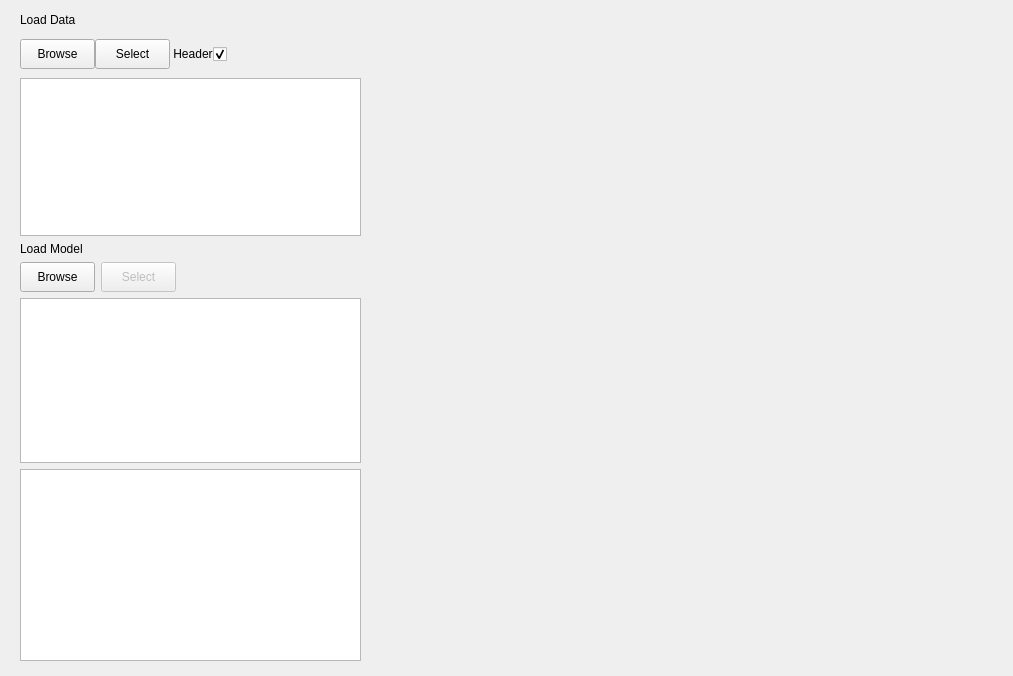
First picture: the form in QSAR-UI/mainwindow3.ui, repository sheMnapion/AI-QSAR, before the edit.
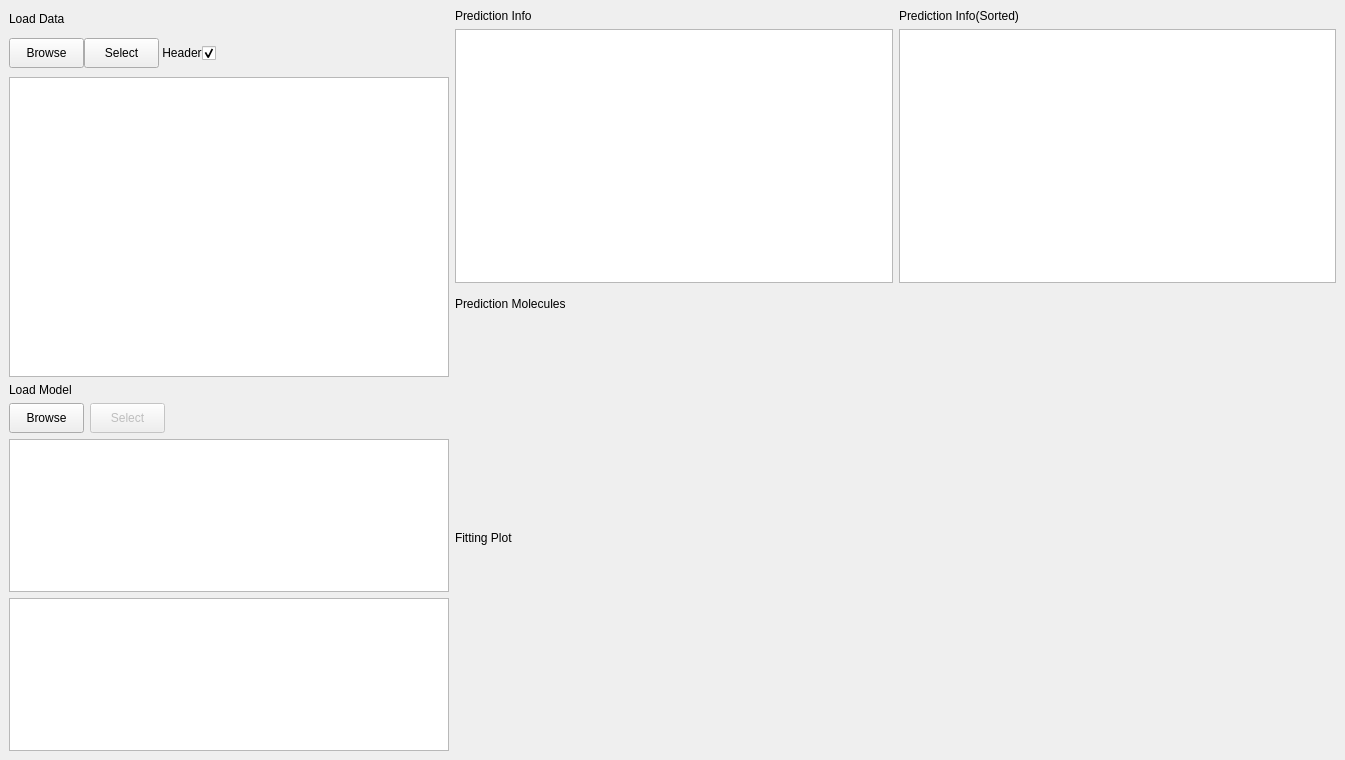
Second picture: the form after the edit.

Commit message: Add some layouts to calibrate ratio between items

Patch:
```diff
--- a/QSAR-UI/mainwindow3.ui
+++ b/QSAR-UI/mainwindow3.ui
@@ -6,31 +6,41 @@
    <rect>
     <x>0</x>
     <y>0</y>
-    <width>1013</width>
-    <height>676</height>
+    <width>1345</width>
+    <height>760</height>
    </rect>
   </property>
+  <property name="sizePolicy">
+   <sizepolicy hsizetype="Expanding" vsizetype="Expanding">
+    <horstretch>0</horstretch>
+    <verstretch>0</verstretch>
+   </sizepolicy>
+  </property>
   <property name="windowTitle">
    <string>MainWindow</string>
   </property>
   <widget class="QWidget" name="centralwidget">
-   <widget class="QWidget" name="verticalLayoutWidget">
-    <property name="geometry">
-     <rect>
-      <x>20</x>
-      <y>10</y>
-      <width>341</width>
-      <height>651</height>
-     </rect>
-    </property>
-    <layout class="QVBoxLayout" name="verticalLayout_2">
+   <layout class="QHBoxLayout" name="horizontalLayout_5">
+    <item>
+     <layout class="QHBoxLayout" name="horizontalLayout_4" stretch="1,2">
+      <item>
+       <layout class="QVBoxLayout" name="verticalLayout_2" stretch="25,25">
+        <property name="sizeConstraint">
+         <enum>QLayout::SetDefaultConstraint</enum>
+        </property>
      <item>
       <layout class="QGridLayout" name="gridLayout" rowstretch="1,0,0" columnstretch="1,0">
+          <property name="sizeConstraint">
+           <enum>QLayout::SetFixedSize</enum>
+          </property>
        <property name="verticalSpacing">
         <number>9</number>
        </property>
        <item row="1" column="0" colspan="2">
-        <layout class="QHBoxLayout" name="horizontalLayout" stretch="1,1,0,0,0,0">
+           <layout class="QHBoxLayout" name="horizontalLayout" stretch="1,1,0,0,0,0,0">
+            <property name="sizeConstraint">
+             <enum>QLayout::SetFixedSize</enum>
+            </property>
          <property name="leftMargin">
           <number>0</number>
          </property>
@@ -41,7 +51,7 @@
           <widget class="QPushButton" name="dataBrowseBtn">
            <property name="sizePolicy">
             <sizepolicy hsizetype="Fixed" vsizetype="Fixed">
-             <horstretch>1</horstretch>
+                <horstretch>0</horstretch>
              <verstretch>0</verstretch>
             </sizepolicy>
            </property>
@@ -69,7 +79,7 @@
           <widget class="QPushButton" name="dataSelectBtn">
            <property name="sizePolicy">
             <sizepolicy hsizetype="Expanding" vsizetype="Fixed">
-             <horstretch>1</horstretch>
+                <horstretch>0</horstretch>
              <verstretch>0</verstretch>
             </sizepolicy>
            </property>
@@ -87,7 +97,7 @@
          <item>
           <widget class="QLabel" name="label">
            <property name="sizePolicy">
-            <sizepolicy hsizetype="Fixed" vsizetype="Preferred">
+               <sizepolicy hsizetype="Fixed" vsizetype="Fixed">
              <horstretch>0</horstretch>
              <verstretch>0</verstretch>
             </sizepolicy>
@@ -106,7 +116,7 @@
          <item>
           <widget class="QCheckBox" name="headerCheckBox">
            <property name="sizePolicy">
-            <sizepolicy hsizetype="Expanding" vsizetype="Fixed">
+               <sizepolicy hsizetype="Minimum" vsizetype="Fixed">
              <horstretch>0</horstretch>
              <verstretch>0</verstretch>
             </sizepolicy>
@@ -135,6 +145,22 @@
            </property>
           </widget>
          </item>
+            <item>
+             <spacer name="horizontalSpacer_2">
+              <property name="orientation">
+               <enum>Qt::Horizontal</enum>
+              </property>
+              <property name="sizeType">
+               <enum>QSizePolicy::Expanding</enum>
+              </property>
+              <property name="sizeHint" stdset="0">
+               <size>
+                <width>40</width>
+                <height>20</height>
+               </size>
+              </property>
+             </spacer>
+            </item>
          <item>
           <widget class="QLineEdit" name="data">
            <property name="maximumSize">
@@ -150,14 +176,14 @@
        <item row="0" column="0">
         <widget class="QLabel" name="label_3">
          <property name="sizePolicy">
-          <sizepolicy hsizetype="Expanding" vsizetype="Fixed">
-           <horstretch>1</horstretch>
+             <sizepolicy hsizetype="Fixed" vsizetype="Fixed">
+              <horstretch>0</horstretch>
            <verstretch>0</verstretch>
           </sizepolicy>
          </property>
          <property name="maximumSize">
           <size>
-           <width>16777215</width>
+              <width>100</width>
            <height>20</height>
           </size>
          </property>
@@ -169,28 +195,37 @@
        <item row="2" column="0" colspan="2">
         <widget class="QListWidget" name="dataList">
          <property name="sizePolicy">
-          <sizepolicy hsizetype="Expanding" vsizetype="Expanding">
-           <horstretch>1</horstretch>
-           <verstretch>1</verstretch>
-          </sizepolicy>
-         </property>
+             <sizepolicy hsizetype="Minimum" vsizetype="Expanding">
+              <horstretch>0</horstretch>
+              <verstretch>0</verstretch>
+             </sizepolicy>
+            </property>
+            <property name="maximumSize">
+             <size>
+              <width>16777215</width>
+              <height>16777215</height>
+             </size>
+            </property>
         </widget>
        </item>
       </layout>
      </item>
      <item>
       <layout class="QVBoxLayout" name="verticalLayout" stretch="0,0,0,0">
+          <property name="sizeConstraint">
+           <enum>QLayout::SetFixedSize</enum>
+          </property>
        <item>
         <widget class="QLabel" name="label_4">
          <property name="sizePolicy">
-          <sizepolicy hsizetype="Expanding" vsizetype="Fixed">
+             <sizepolicy hsizetype="Fixed" vsizetype="Fixed">
            <horstretch>1</horstretch>
            <verstretch>0</verstretch>
           </sizepolicy>
          </property>
          <property name="maximumSize">
           <size>
-           <width>16777215</width>
+              <width>100</width>
            <height>20</height>
           </size>
          </property>
@@ -201,11 +236,14 @@
        </item>
        <item>
         <layout class="QHBoxLayout" name="horizontalLayout_2">
+            <property name="sizeConstraint">
+             <enum>QLayout::SetMinimumSize</enum>
+            </property>
          <item>
           <widget class="QPushButton" name="modelBrowseBtn">
            <property name="sizePolicy">
-            <sizepolicy hsizetype="Expanding" vsizetype="Fixed">
-             <horstretch>1</horstretch>
+               <sizepolicy hsizetype="Fixed" vsizetype="Fixed">
+                <horstretch>0</horstretch>
              <verstretch>0</verstretch>
             </sizepolicy>
            </property>
@@ -231,6 +269,18 @@
            <property name="enabled">
             <bool>false</bool>
            </property>
+              <property name="sizePolicy">
+               <sizepolicy hsizetype="Fixed" vsizetype="Fixed">
+                <horstretch>0</horstretch>
+                <verstretch>0</verstretch>
+               </sizepolicy>
+              </property>
+              <property name="minimumSize">
+               <size>
+                <width>75</width>
+                <height>30</height>
+               </size>
+              </property>
            <property name="maximumSize">
             <size>
              <width>75</width>
@@ -243,10 +293,13 @@
           </widget>
          </item>
          <item>
-          <spacer name="horizontalSpacer_2">
+             <spacer name="horizontalSpacer">
            <property name="orientation">
             <enum>Qt::Horizontal</enum>
            </property>
+              <property name="sizeType">
+               <enum>QSizePolicy::MinimumExpanding</enum>
+              </property>
            <property name="sizeHint" stdset="0">
             <size>
              <width>40</width>
@@ -260,20 +313,249 @@
        <item>
         <widget class="QListWidget" name="modelList">
          <property name="sizePolicy">
+             <sizepolicy hsizetype="Minimum" vsizetype="Expanding">
+              <horstretch>0</horstretch>
+              <verstretch>0</verstretch>
+             </sizepolicy>
+            </property>
+            <property name="maximumSize">
+             <size>
+              <width>16777215</width>
+              <height>16777215</height>
+             </size>
+            </property>
+           </widget>
+          </item>
+          <item>
+           <widget class="QListWidget" name="infoList">
+            <property name="sizePolicy">
+             <sizepolicy hsizetype="Minimum" vsizetype="Expanding">
+              <horstretch>0</horstretch>
+              <verstretch>0</verstretch>
+             </sizepolicy>
+            </property>
+            <property name="maximumSize">
+             <size>
+              <width>16777215</width>
+              <height>16777215</height>
+             </size>
+            </property>
+           </widget>
+          </item>
+         </layout>
+        </item>
+       </layout>
+      </item>
+      <item>
+       <layout class="QVBoxLayout" name="verticalLayout_6" stretch="75,75,75">
+        <property name="sizeConstraint">
+         <enum>QLayout::SetDefaultConstraint</enum>
+        </property>
+        <item>
+         <layout class="QHBoxLayout" name="horizontalLayout_3" stretch="2,2">
+          <property name="sizeConstraint">
+           <enum>QLayout::SetMaximumSize</enum>
+          </property>
+          <item>
+           <layout class="QVBoxLayout" name="verticalLayout_3" stretch="0,0">
+            <property name="sizeConstraint">
+             <enum>QLayout::SetMaximumSize</enum>
+            </property>
+            <item>
+             <widget class="QLabel" name="label_2">
+              <property name="sizePolicy">
+               <sizepolicy hsizetype="Expanding" vsizetype="Preferred">
+                <horstretch>1</horstretch>
+                <verstretch>0</verstretch>
+               </sizepolicy>
+              </property>
+              <property name="maximumSize">
+               <size>
+                <width>16777215</width>
+                <height>16777215</height>
+               </size>
+              </property>
+              <property name="text">
+               <string>Prediction Info</string>
+              </property>
+             </widget>
+            </item>
+            <item>
+             <widget class="QListWidget" name="listWidget">
+              <property name="sizePolicy">
           <sizepolicy hsizetype="Expanding" vsizetype="Expanding">
            <horstretch>1</horstretch>
            <verstretch>1</verstretch>
           </sizepolicy>
          </property>
-        </widget>
-       </item>
+              <property name="minimumSize">
+               <size>
+                <width>0</width>
+                <height>0</height>
+               </size>
+              </property>
+             </widget>
+            </item>
+           </layout>
+          </item>
        <item>
-        <widget class="QListWidget" name="infoList"/>
-       </item>
+           <layout class="QVBoxLayout" name="verticalLayout_4">
+            <property name="sizeConstraint">
+             <enum>QLayout::SetMaximumSize</enum>
+            </property>
+            <item>
+             <widget class="QLabel" name="label_5">
+              <property name="sizePolicy">
+               <sizepolicy hsizetype="Expanding" vsizetype="Preferred">
+                <horstretch>1</horstretch>
+                <verstretch>0</verstretch>
+               </sizepolicy>
+              </property>
+              <property name="maximumSize">
+               <size>
+                <width>16777215</width>
+                <height>16777215</height>
+               </size>
+              </property>
+              <property name="text">
+               <string>Prediction Info(Sorted)</string>
+              </property>
+             </widget>
+            </item>
+            <item>
+             <widget class="QListWidget" name="listWidget_2">
+              <property name="sizePolicy">
+               <sizepolicy hsizetype="Expanding" vsizetype="Expanding">
+                <horstretch>1</horstretch>
+                <verstretch>1</verstretch>
+               </sizepolicy>
+              </property>
+              <property name="minimumSize">
+               <size>
+                <width>0</width>
+                <height>0</height>
+               </size>
+              </property>
+             </widget>
+            </item>
       </layout>
      </item>
     </layout>
-   </widget>
+        </item>
+        <item>
+         <widget class="QLabel" name="label_6">
+          <property name="sizePolicy">
+           <sizepolicy hsizetype="Expanding" vsizetype="Fixed">
+            <horstretch>1</horstretch>
+            <verstretch>0</verstretch>
+           </sizepolicy>
+          </property>
+          <property name="maximumSize">
+           <size>
+            <width>16777215</width>
+            <height>30</height>
+           </size>
+          </property>
+          <property name="text">
+           <string>Prediction Molecules</string>
+          </property>
+         </widget>
+        </item>
+        <item>
+         <layout class="QVBoxLayout" name="verticalLayout_5">
+          <property name="sizeConstraint">
+           <enum>QLayout::SetMaximumSize</enum>
+          </property>
+          <item>
+           <widget class="QWidget" name="widget" native="true">
+            <layout class="QVBoxLayout" name="verticalLayout_7">
+             <property name="sizeConstraint">
+              <enum>QLayout::SetMaximumSize</enum>
+             </property>
+             <property name="leftMargin">
+              <number>0</number>
+             </property>
+             <property name="topMargin">
+              <number>0</number>
+             </property>
+             <property name="rightMargin">
+              <number>0</number>
+             </property>
+             <property name="bottomMargin">
+              <number>0</number>
+             </property>
+             <item>
+              <widget class="QLabel" name="plotLabel">
+               <property name="sizePolicy">
+                <sizepolicy hsizetype="Expanding" vsizetype="Expanding">
+                 <horstretch>1</horstretch>
+                 <verstretch>2</verstretch>
+                </sizepolicy>
+               </property>
+               <property name="minimumSize">
+                <size>
+                 <width>0</width>
+                 <height>200</height>
+                </size>
+               </property>
+               <property name="text">
+                <string/>
+               </property>
+              </widget>
+             </item>
+            </layout>
+           </widget>
+          </item>
+          <item>
+           <layout class="QVBoxLayout" name="verticalLayout_8" stretch="1,1">
+            <property name="sizeConstraint">
+             <enum>QLayout::SetDefaultConstraint</enum>
+            </property>
+            <item>
+             <widget class="QLabel" name="label_7">
+              <property name="sizePolicy">
+               <sizepolicy hsizetype="Preferred" vsizetype="Preferred">
+                <horstretch>2</horstretch>
+                <verstretch>0</verstretch>
+               </sizepolicy>
+              </property>
+              <property name="maximumSize">
+               <size>
+                <width>16777215</width>
+                <height>30</height>
+               </size>
+              </property>
+              <property name="text">
+               <string>Fitting Plot</string>
+              </property>
+             </widget>
+            </item>
+            <item>
+             <widget class="QWidget" name="widget_2" native="true">
+              <property name="sizePolicy">
+               <sizepolicy hsizetype="Maximum" vsizetype="Expanding">
+                <horstretch>2</horstretch>
+                <verstretch>2</verstretch>
+               </sizepolicy>
+              </property>
+              <property name="minimumSize">
+               <size>
+                <width>0</width>
+                <height>200</height>
+               </size>
+              </property>
+              <layout class="QHBoxLayout" name="fittingPlotLayout"/>
+             </widget>
+            </item>
+           </layout>
+          </item>
+         </layout>
+        </item>
+       </layout>
+      </item>
+     </layout>
+    </item>
+   </layout>
   </widget>
  </widget>
  <resources/>
```
Lines whose indentation alone changed are shown as unchanged. The commit also changes 4 other files.
